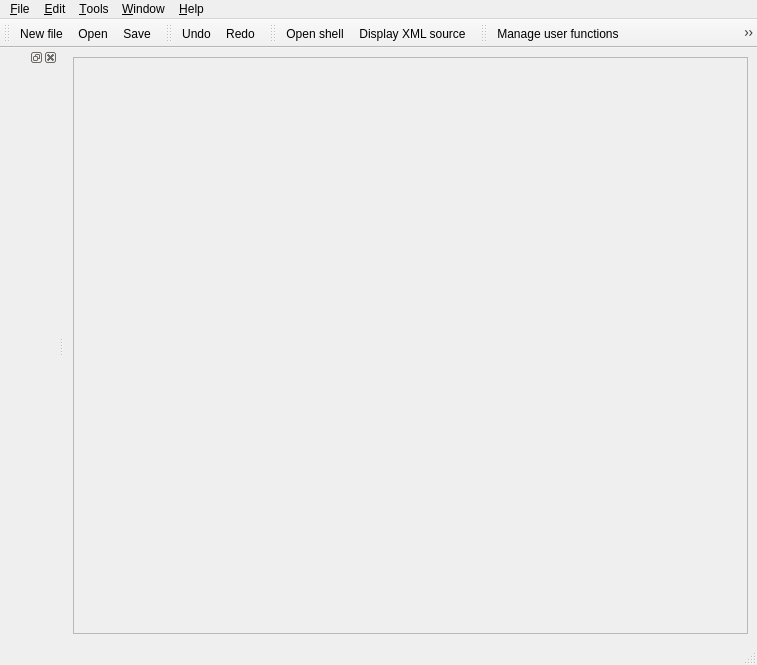
Above: gui/Base/MainForm.ui from code-saturne/code_saturne before the change. Below: the same form after it.
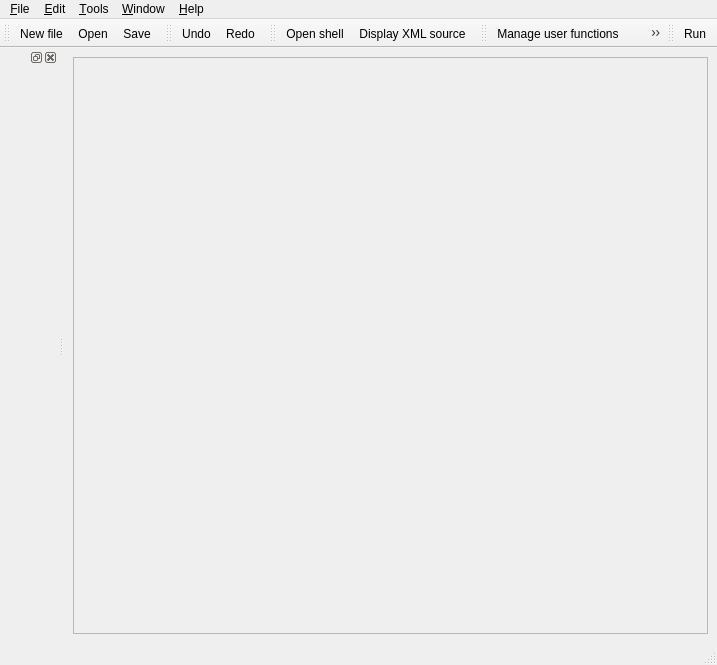
That is the form after the change. Icons and pictures are not drawn.

Diff of the .ui file:
```diff
--- a/gui/Base/MainForm.ui
+++ b/gui/Base/MainForm.ui
@@ -7,7 +7,7 @@
    <rect>
     <x>0</x>
     <y>0</y>
-    <width>757</width>
+    <width>717</width>
     <height>665</height>
    </rect>
   </property>
@@ -41,7 +41,7 @@
     <rect>
      <x>0</x>
      <y>0</y>
-     <width>757</width>
+     <width>717</width>
      <height>28</height>
     </rect>
    </property>
@@ -194,6 +194,18 @@
    </attribute>
    <widget class="QWidget" name="dockWidgetBrowserContents"/>
   </widget>
+  <widget class="QToolBar" name="toolBar_3">
+   <property name="windowTitle">
+    <string>toolBar_3</string>
+   </property>
+   <attribute name="toolBarArea">
+    <enum>TopToolBarArea</enum>
+   </attribute>
+   <attribute name="toolBarBreak">
+    <bool>false</bool>
+   </attribute>
+   <addaction name="runOrSubmitAction"/>
+  </widget>
   <action name="fileOpenAction">
    <property name="icon">
     <iconset resource="resource_base.qrc">
@@ -620,6 +632,18 @@
     <string>Restore Defaults</string>
    </property>
   </action>
+  <action name="runOrSubmitAction">
+   <property name="icon">
+    <iconset resource="resource_base.qrc">
+     <normaloff>:/icons/22x22/run_button.png</normaloff>:/icons/22x22/run_button.png</iconset>
+   </property>
+   <property name="text">
+    <string>Run</string>
+   </property>
+   <property name="toolTip">
+    <string>Run case</string>
+   </property>
+  </action>
  </widget>
  <resources>
   <include location="resource_base.qrc"/>
```
Left out of the diff: 3 changed lines with no effect on the pictures.
